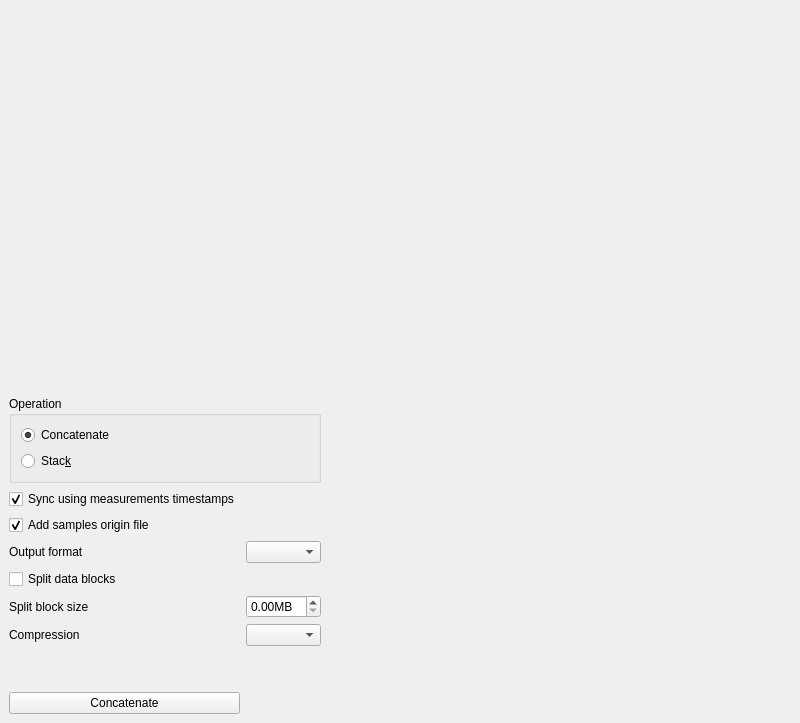
Above: asammdf/gui/ui/main_window.ui from danielhrisca/asammdf before the change. Below: the same form after it.
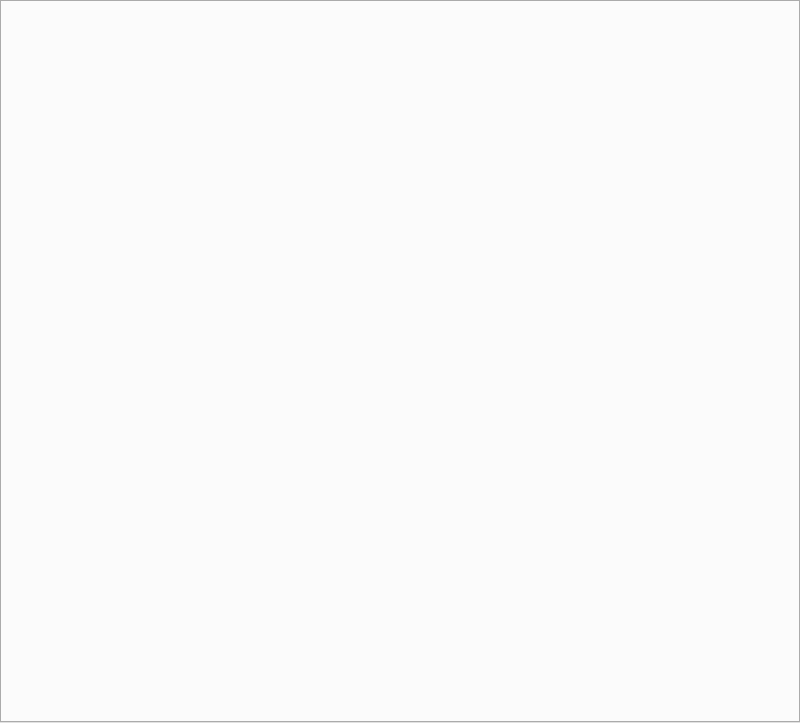
That is the form after the change. The open tabs and pages were chosen to show the change. Icons and pictures are not drawn.

Commit message: wire in the new batch widget

The edit to the form file:
```diff
--- a/asammdf/gui/ui/main_window.ui
+++ b/asammdf/gui/ui/main_window.ui
@@ -74,138 +74,6 @@
         </item>
        </layout>
       </widget>
-      <widget class="QWidget" name="stackedWidgetPage2">
-       <layout class="QGridLayout" name="files_layout" rowstretch="1,0">
-        <item row="1" column="0">
-         <layout class="QGridLayout" name="gridLayout_2" rowstretch="0,0,0,0,0,0,0,0,0">
-          <item row="5" column="1">
-           <widget class="QDoubleSpinBox" name="cs_split_size">
-            <property name="suffix">
-             <string>MB</string>
-            </property>
-           </widget>
-          </item>
-          <item row="4" column="0">
-           <widget class="QCheckBox" name="cs_split">
-            <property name="text">
-             <string>Split data blocks</string>
-            </property>
-           </widget>
-          </item>
-          <item row="3" column="1">
-           <widget class="QComboBox" name="cs_format"/>
-          </item>
-          <item row="1" column="0">
-           <widget class="QCheckBox" name="sync">
-            <property name="text">
-             <string>Sync using measurements timestamps</string>
-            </property>
-            <property name="checked">
-             <bool>true</bool>
-            </property>
-           </widget>
-          </item>
-          <item row="6" column="1">
-           <widget class="QComboBox" name="cs_compression"/>
-          </item>
-          <item row="7" column="0">
-           <spacer name="verticalSpacer">
-            <property name="orientation">
-             <enum>Qt::Vertical</enum>
-            </property>
-            <property name="sizeHint" stdset="0">
-             <size>
-              <width>20</width>
-              <height>40</height>
-             </size>
-            </property>
-           </spacer>
-          </item>
-          <item row="0" column="0" colspan="2">
-           <widget class="QGroupBox" name="groupBox">
-            <property name="title">
-             <string>Operation</string>
-            </property>
-            <layout class="QVBoxLayout" name="verticalLayout_3">
-             <item>
-              <widget class="QRadioButton" name="concatenate">
-               <property name="text">
-                <string>Concatenate</string>
-               </property>
-               <property name="checked">
-                <bool>true</bool>
-               </property>
-              </widget>
-             </item>
-             <item>
-              <widget class="QRadioButton" name="stack">
-               <property name="text">
-                <string>Stac&amp;k</string>
-               </property>
-              </widget>
-             </item>
-            </layout>
-           </widget>
-          </item>
-          <item row="6" column="0">
-           <widget class="QLabel" name="label_3">
-            <property name="text">
-             <string>Compression</string>
-            </property>
-           </widget>
-          </item>
-          <item row="8" column="0">
-           <widget class="QPushButton" name="cs_btn">
-            <property name="text">
-             <string>Concatenate</string>
-            </property>
-            <property name="icon">
-             <iconset resource="resource.qrc">
-              <normaloff>:/stack.png</normaloff>:/stack.png</iconset>
-            </property>
-           </widget>
-          </item>
-          <item row="5" column="2">
-           <spacer name="horizontalSpacer">
-            <property name="orientation">
-             <enum>Qt::Horizontal</enum>
-            </property>
-            <property name="sizeHint" stdset="0">
-             <size>
-              <width>40</width>
-              <height>20</height>
-             </size>
-            </property>
-           </spacer>
-          </item>
-          <item row="3" column="0">
-           <widget class="QLabel" name="label">
-            <property name="text">
-             <string>Output format</string>
-            </property>
-           </widget>
-          </item>
-          <item row="5" column="0">
-           <widget class="QLabel" name="label_2">
-            <property name="text">
-             <string>Split block size</string>
-            </property>
-           </widget>
-          </item>
-          <item row="2" column="0">
-           <widget class="QCheckBox" name="add_samples_origin">
-            <property name="text">
-             <string>Add samples origin file</string>
-            </property>
-            <property name="checked">
-             <bool>true</bool>
-            </property>
-           </widget>
-          </item>
-         </layout>
-        </item>
-       </layout>
-      </widget>
      </widget>
     </item>
    </layout>
```
Left out of the diff: 2 changed lines with no effect on the pictures. The commit also changes 4 other files.
